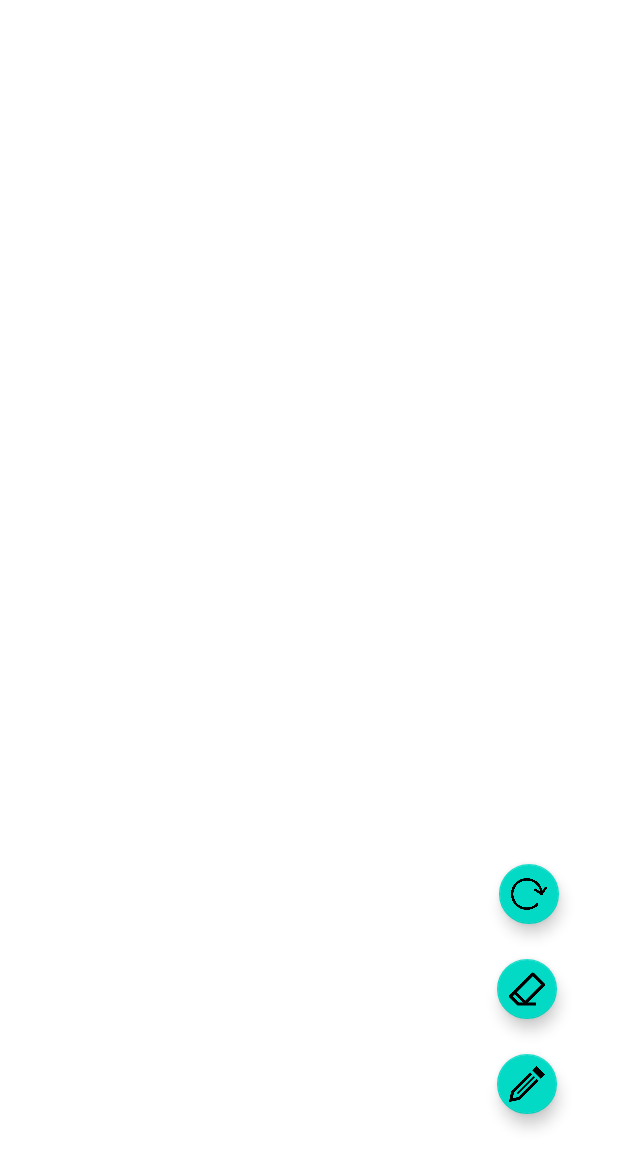
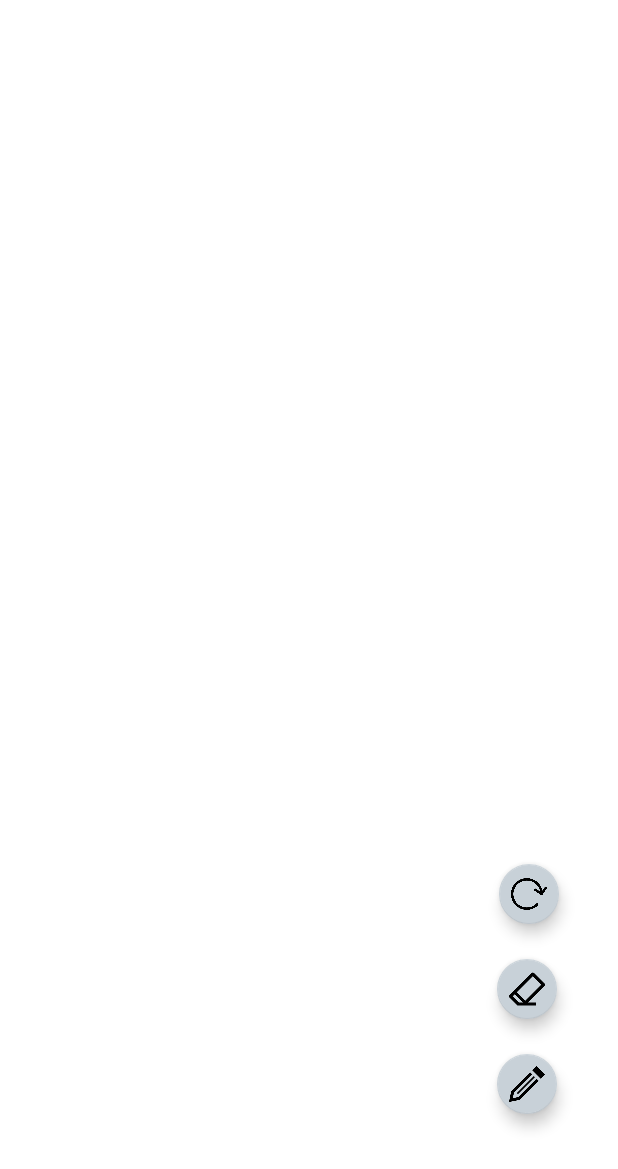
Before and after one commit to kong430/Madcamp2, an Android app: the DrawActivity screen opened directly, with no data from a screen before it, on a phone screen of 412 x 824 dp. Shown: the top 1169 px of the screen. Run offline under Robolectric (Android 15) with nearby library versions, the phone set to English and light mode, and no system bars.

Commit message:
to merge to main

```diff
--- a/app/src/main/res/drawable/ic_floating_background.xml
+++ b/app/src/main/res/drawable/ic_floating_background.xml
@@ -1,5 +1,4 @@
 <?xml version="1.0" encoding="utf-8"?>
 <shape xmlns:android="http://schemas.android.com/apk/res/android"
     android:shape="oval">
-    <solid android:color="@color/colorMintShade" />
 </shape>
--- a/app/src/main/res/layout/activity_draw.xml
+++ b/app/src/main/res/layout/activity_draw.xml
@@ -10,16 +10,17 @@
         android:id="@+id/fb_eraser"
         android:layout_width="wrap_content"
         android:layout_height="wrap_content"
+        android:layout_marginBottom="15dp"
         android:background="@drawable/ic_floating_background"
+        android:backgroundTint="#C8D1D8"
         android:elevation="8dp"
-        android:layout_marginBottom="15dp"
         android:src="@drawable/ic_eraser"
+        app:backgroundTint="#C8D1D8"
         app:fabSize="mini"
         app:layout_constraintBottom_toTopOf="@id/fb_pen"
         app:layout_constraintHorizontal_bias="0.9"
         app:layout_constraintLeft_toLeftOf="parent"
-        app:layout_constraintRight_toRightOf="parent"
-        app:layout_constraintVertical_bias="0.76" />
+        app:layout_constraintRight_toRightOf="parent" />
 
     <com.google.android.material.floatingactionbutton.FloatingActionButton
         android:id="@+id/fb_clear"
@@ -27,8 +28,10 @@
         android:layout_height="wrap_content"
         android:layout_marginBottom="15dp"
         android:background="@drawable/ic_floating_background"
+        android:backgroundTint="#C8D1D8"
         android:elevation="8dp"
         android:src="@drawable/ic_clean"
+        app:backgroundTint="#C8D1D8"
         app:fabSize="mini"
         app:layout_constraintBottom_toTopOf="@+id/fb_eraser"
         app:layout_constraintHorizontal_bias="0.903"
@@ -40,15 +43,17 @@
         android:layout_width="wrap_content"
         android:layout_height="wrap_content"
         android:background="@drawable/ic_floating_background"
+        android:backgroundTint="#C8D1D8"
         android:elevation="8dp"
         android:src="@drawable/ic_pen"
+        app:backgroundTint="#C8D1D8"
         app:fabSize="mini"
+        app:layout_constraintBottom_toBottomOf="parent"
+        app:layout_constraintHorizontal_bias="0.9"
+        app:layout_constraintLeft_toLeftOf="parent"
+        app:layout_constraintRight_toRightOf="parent"
         app:layout_constraintTop_toTopOf="parent"
-        app:layout_constraintVertical_bias="0.9"
-        app:layout_constraintHorizontal_bias="0.9"
-        app:layout_constraintBottom_toBottomOf="parent"
-        app:layout_constraintLeft_toLeftOf="parent"
-        app:layout_constraintRight_toRightOf="parent" />
+        app:layout_constraintVertical_bias="0.9" />
 
 
 </androidx.constraintlayout.widget.ConstraintLayout>
--- a/app/src/main/res/values/themes.xml
+++ b/app/src/main/res/values/themes.xml
@@ -2,12 +2,12 @@
     <!-- Base application theme. -->
     <style name="Theme.Mafia" parent="Theme.MaterialComponents.DayNight.DarkActionBar">
         <!-- Primary brand color. -->
-        <item name="colorPrimary">@color/purple_500</item>
-        <item name="colorPrimaryVariant">@color/purple_700</item>
+        <item name="colorPrimary">#FFA7DDF6</item>
+        <item name="colorPrimaryVariant">#FFA7DDF6</item>
         <item name="colorOnPrimary">@color/white</item>
         <!-- Secondary brand color. -->
-        <item name="colorSecondary">@color/teal_200</item>
-        <item name="colorSecondaryVariant">@color/teal_700</item>
+        <item name="colorSecondary">#FFA7DDF6</item>
+        <item name="colorSecondaryVariant">#FFA7DDF6</item>
         <item name="colorOnSecondary">@color/black</item>
         <!-- Status bar color. -->
         <item name="android:statusBarColor" tools:targetApi="l">?attr/colorPrimaryVariant</item>
```
Also changed, not shown: app/src/main/java/com/example/mafia/fragment_bar.java (+31 -1 lines), app/src/main/res/drawable/border_layout.xml (+14 -2 lines), app/src/main/res/layout/activity_chat.xml (+25 -24 lines), app/src/main/res/layout/activity_room.xml (+9 -2 lines), app/src/main/res/layout/fragment_bar.xml (+40 -6 lines), app/src/main/res/layout/fragment_draw.xml (+10 -8 lines).
